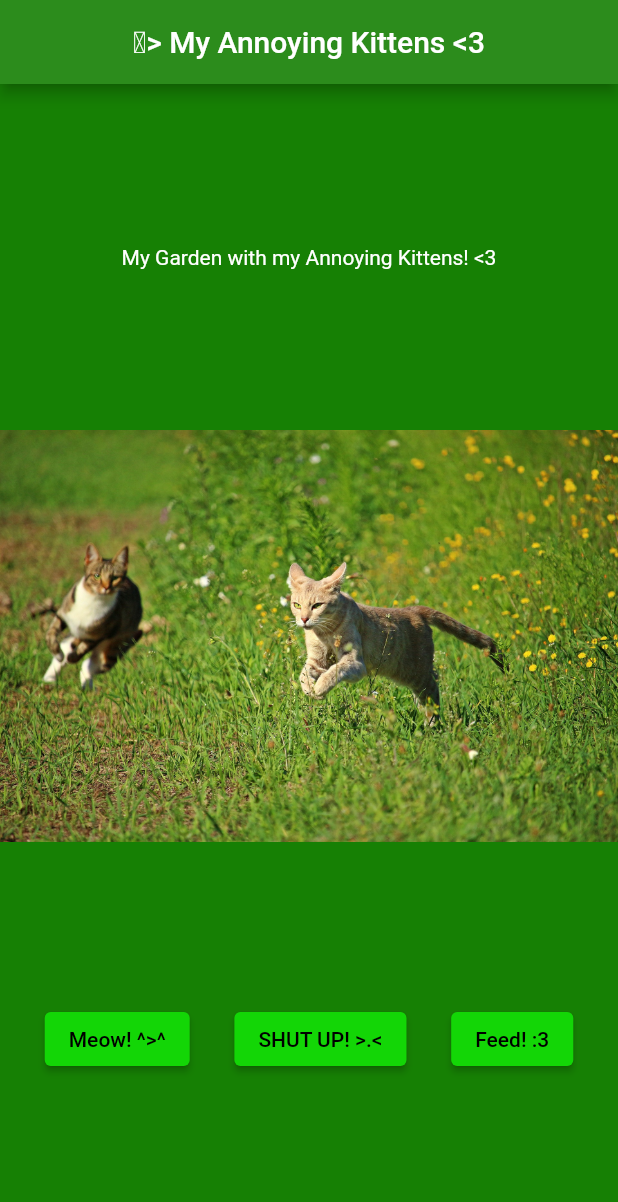
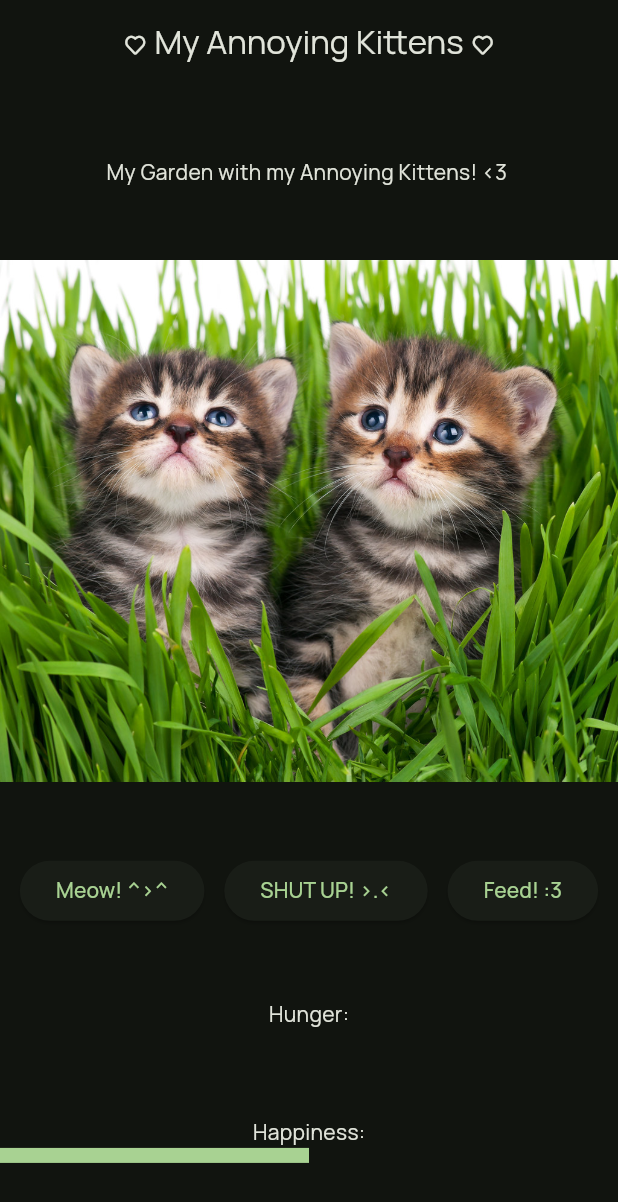
Before and after one commit to BurnyLlama/the-annoying-cat, a Flutter app: the screen it shows after launch, after a tap on "Feed! :3", on a phone screen of 412 x 824 dp. Shown: the top 1202 px of the screen. Run offline on Flutter 3.47's test engine with Material 2 defaults, Android fonts, the phone set to English and light mode, and no system bars; our stand-ins replace audioplayers; Roboto replaces fonts that are missing (Rubik).

Commit message:
Changed styling.

```diff
--- a/lib/cat.dart
+++ b/lib/cat.dart
@@ -3,6 +3,20 @@
 import 'dart:math';
 
 class Cat {
+  // This is a callback function that is run whenever the cat's state changes.
+  late Function() _onStatChange;
+
+  // This is needed for the cat to know if it should meow -- how else would it know?
+  bool _shouldMeow = false;
+
+  // Create an audio player for use with meows. :3
+  final AudioPlayer _player = AudioPlayer();
+
+  // This keeps track of the cat's hunger and maxHunger.
+  int _hunger = 1;
+  final int maxHunger = 10;
+
+  // This is a list of all possible meow sounds.
   static const _meows = [
     "meow1.mp3",
     "meow2.mp3",
@@ -11,29 +25,28 @@
     "meow5.mp3"
   ];
 
-  bool _shouldMeow = false;
-
-  final AudioPlayer _player = AudioPlayer();
-
-  int _hunger = 0;
-
+  // Select a random meow sound from the above list.
   String _selectRandomMeow() {
     int randIndex = Random().nextInt(_meows.length);
     return _meows[randIndex];
   }
 
+  // Play a random meow sound.
   void _meow() {
     if (_shouldMeow) {
       _player.play(AssetSource(_selectRandomMeow()));
     }
   }
 
+  // Increases the cat's hunger by 1.
   void _getHungrier() {
-    if (_hunger < 10 && Random().nextInt(10) == 7) {
+    if (_hunger < maxHunger && Random().nextInt(10) == 7) {
       _hunger += 1;
+      _onStatChange();
     }
   }
 
+  // Start a periodic timer that increases hunger.
   void _startHunger() {
     Timer.periodic(const Duration(seconds: 1), (timer) {
       _getHungrier();
@@ -44,26 +57,42 @@
     });
   }
 
+  // The cat will start meowing until stopped.
   void startMeow() {
     _shouldMeow = true;
     _meow();
   }
 
+  // This stops the cat from meowing, but it will allow the current meow to finish.
   void stopMeow() {
     _shouldMeow = false;
   }
 
+  // Feed the cat; decreases hunger by 1.
   void feed() {
     if (_hunger > 0) {
       _hunger -= 2;
     }
     stopMeow();
+    _onStatChange();
   }
 
-  Cat() {
+  // Let the outside world see the cat's hunger.
+  int getHunger() {
+    return _hunger;
+  }
+
+  // Initialize the cat.
+  Cat({required Function() onStatChange}) {
+    // Let the cat meow straight after a previous meow.
     _player.onPlayerComplete.listen((event) {
       _meow();
     });
+
+    // Make sure the cat gets hungrier.
     _startHunger();
+
+    // Make sure to add a callback to be run on a stat change.
+    _onStatChange = onStatChange;
   }
 }
--- a/lib/main.dart
+++ b/lib/main.dart
@@ -2,6 +2,7 @@
 import 'cat.dart';
 
 String catPic = "assets/el_gatos.jpg";
+double hungerBarValue = 0.0;
 
 void main() => runApp(const MyApp());
 
@@ -13,33 +14,64 @@
 }
 
 class _MyAppState extends State<MyApp> {
+  // Change which cat pic is displayed.
   changeCatPic(String url) {
     setState(() {
       catPic = url;
     });
   }
 
-  Cat cat = Cat();
+  // Change the hunger bar.
+  hungerBar() {
+    setState(() {
+      hungerBarValue = cat.getHunger() / cat.maxHunger;
+    });
+  }
+
+  // This is ugly, but some form of initialization is required...
+  Cat cat = Cat(onStatChange: () {});
+
+  @override
+  void initState() {
+    // Actually initialize.
+    cat = Cat(onStatChange: () {
+      hungerBar();
+    });
+    super.initState();
+  }
+
+  ThemeData theme = ThemeData(
+    brightness: Brightness.dark,
+    useMaterial3: true,
+    fontFamily: "Manrope",
+    // colorScheme: const ColorScheme.dark(
+    //   background: Color.fromARGB(255, 22, 64, 4),
+    //   primary: Color.fromARGB(255, 19, 234, 6),
+    //   surface: Color.fromARGB(255, 22, 128, 4),
+    //   onSurface: Color.fromARGB(255, 165, 234, 172),
+    //   onBackground: Color.fromARGB(255, 165, 234, 172),
+    //   onPrimary: Color.fromARGB(255, 165, 234, 172),
+    //   onSurfaceVariant: Color.fromARGB(255, 165, 234, 172),
+    // ),
+    colorScheme: ColorScheme.fromSeed(
+      brightness: Brightness.dark,
+      seedColor: const Color.fromARGB(255, 36, 107, 5),
+    ),
+  );
 
   @override
   Widget build(BuildContext context) {
     return MaterialApp(
       title: 'My Little Meow Meow',
-      theme: ThemeData.from(
-          useMaterial3: false,
-          textTheme: const TextTheme(button: TextStyle(fontFamily: "Rubik")),
-          colorScheme: const ColorScheme.dark(
-              background: Color.fromARGB(255, 22, 64, 4),
-              primary: Color.fromARGB(255, 19, 214, 6),
-              surface: Color.fromARGB(255, 22, 128, 4))),
+      theme: theme,
       home: Scaffold(
           appBar: AppBar(
-            title: const Center(child: Text('Ɛ> My Annoying Kittens <3')),
+            title: const Center(child: Text(' <3 My Annoying Kittens <3 ')),
           ),
           body: Column(
             mainAxisAlignment: MainAxisAlignment.spaceEvenly,
             children: [
-              const Text("My Garden with my Annoying Kittens! <3"),
+              const Text("My Garden with my Annoying Kittens! <3 "),
               Center(child: Image.asset(catPic)),
               Row(
                 mainAxisAlignment: MainAxisAlignment.spaceEvenly,
@@ -62,6 +94,26 @@
                       },
                       child: const Text("Feed! :3")),
                 ],
+              ),
+              Column(
+                children: [
+                  const Text("Hunger:"),
+                  LinearProgressIndicator(
+                    minHeight: 10,
+                    value: hungerBarValue,
+                    backgroundColor: theme.backgroundColor,
+                  ),
+                ],
+              ),
+              Column(
+                children: [
+                  const Text("Happiness:"),
+                  LinearProgressIndicator(
+                    minHeight: 10,
+                    value: 0.5,
+                    backgroundColor: theme.backgroundColor,
+                  ),
+                ],
               )
             ],
           )),
```
Also changed, not shown: pubspec.yaml (+17 -0 lines), assets/fonts/Manrope-Bold.ttf (added), assets/fonts/Manrope-ExtraBold.ttf (added), assets/fonts/Manrope-ExtraLight.ttf (added), assets/fonts/Manrope-Light.ttf (added), assets/fonts/Manrope-Medium.ttf (added), assets/fonts/Manrope-Regular.ttf (added), assets/fonts/Manrope-SemiBold.ttf (added).
